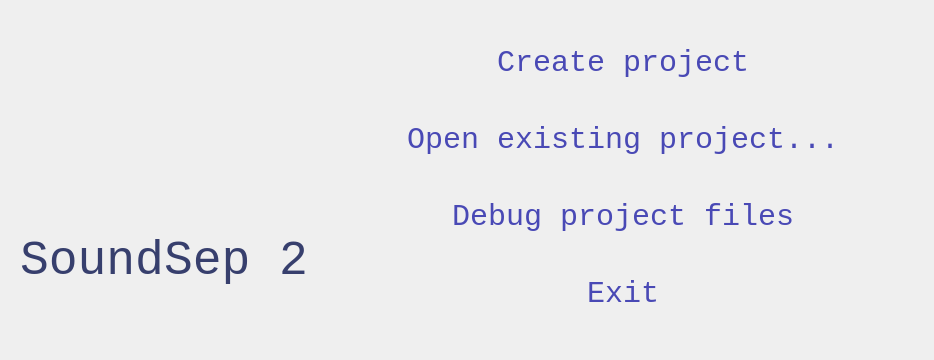
This is soundsep/ui/splash.ui in theunissenlab/soundsep2 as Qt 5 draws it before an edit. The edited form follows.
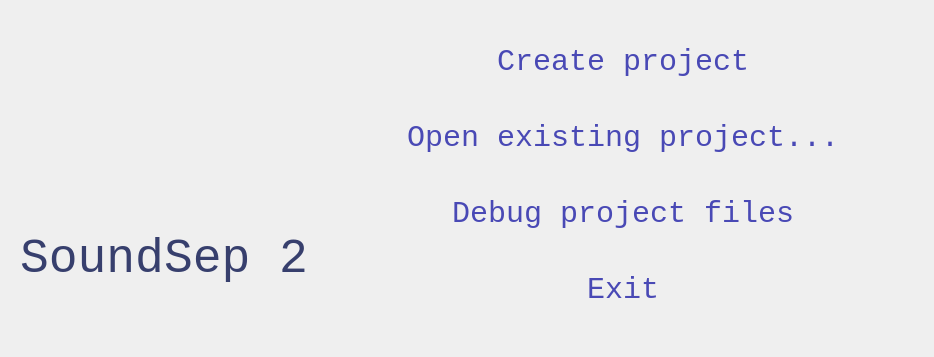
This is the edited form. Icons and pictures are not drawn.

Diff of the .ui file:
```diff
--- a/soundsep/ui/splash.ui
+++ b/soundsep/ui/splash.ui
@@ -7,7 +7,7 @@
     <x>0</x>
     <y>0</y>
     <width>934</width>
-    <height>360</height>
+    <height>357</height>
    </rect>
   </property>
   <property name="sizePolicy">
```
Left out of the diff: 10 changed lines with no effect on the pictures.
